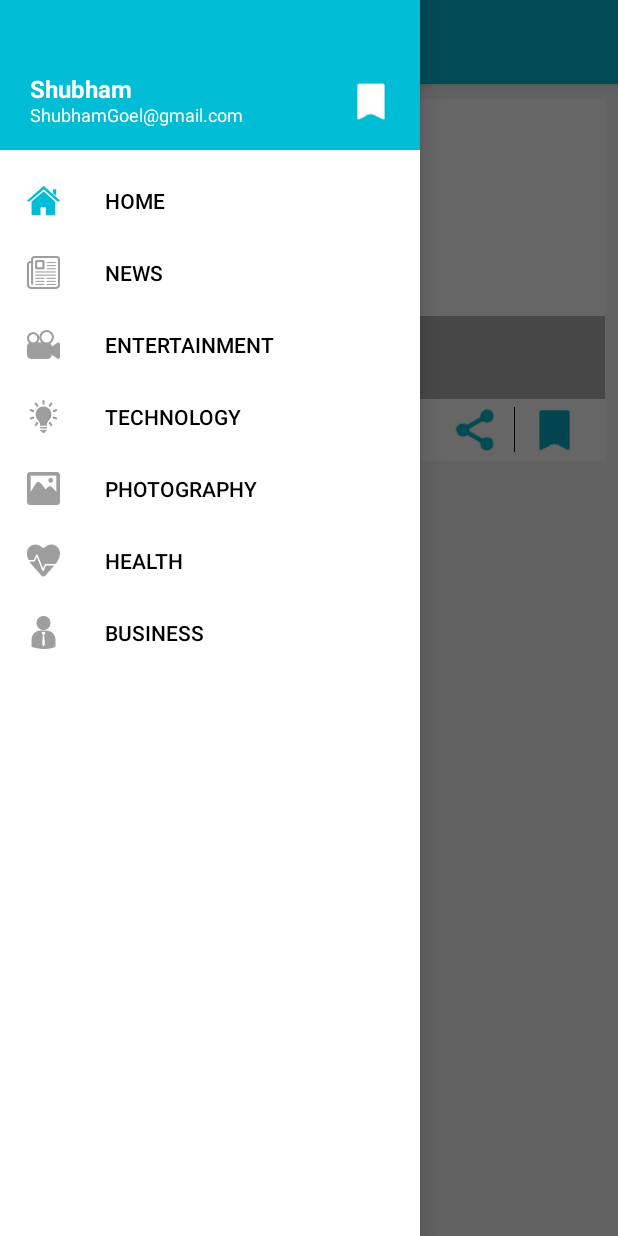
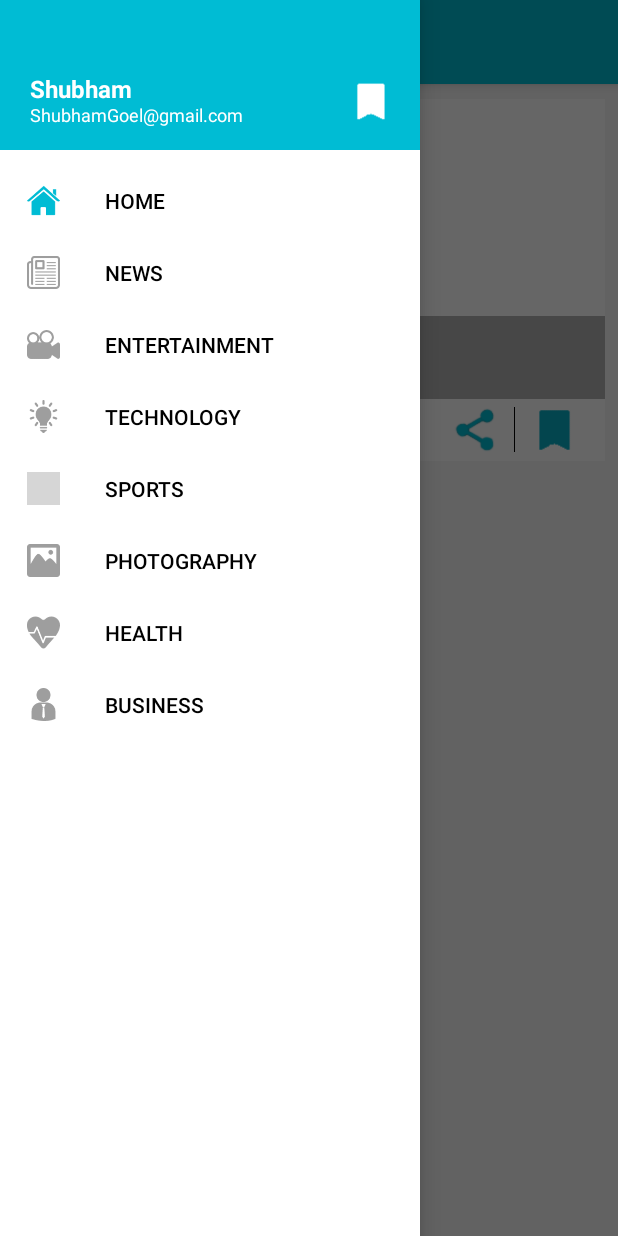
Before and after one commit to Shubham1992/FeedBoard, an Android app: the screen it shows after launch (MainActivity), with the side drawer open, on a phone screen of 412 x 824 dp. Run offline under Robolectric (Android 15) with nearby library versions, the phone set to English and light mode, and no system bars; our stand-ins replace Volley; network calls fail; grey boxes are pictures that could not be loaded.

Commit message:
comiting swipe refresh layout properly aligned

```diff
--- a/FeedBoard/app/build.gradle
+++ b/FeedBoard/app/build.gradle
@@ -27,4 +27,5 @@ dependencies {
     compile 'com.android.support:design:22.2.1'
     compile 'com.mcxiaoke.volley:library-aar:1.0.0'
     compile 'com.bartoszlipinski.recyclerviewheader:library:1.2.0'
+
 }
--- a/FeedBoard/app/src/main/java/in/feedboard/activities/DoubleDrawerActivity.java
+++ b/FeedBoard/app/src/main/java/in/feedboard/activities/DoubleDrawerActivity.java
@@ -299,6 +299,7 @@ public class DoubleDrawerActivity extends ActionBarActivity implements SwipeRefr
         Typeface custom_font2 = Typeface.createFromAsset(getAssets(), "fonts/Roboto-Bold.ttf");
 		btnHome.setTypeface(custom_font);
 		btnEntertainment.setTypeface(custom_font);
+
     }
 
 	@Override
--- a/FeedBoard/app/src/main/res/layout/activity_main.xml
+++ b/FeedBoard/app/src/main/res/layout/activity_main.xml
@@ -56,6 +56,10 @@
                             android:layout_margin="10dp"
                             />
                     </android.support.v7.widget.Toolbar>
+			<android.support.v4.widget.SwipeRefreshLayout
+				android:layout_width="match_parent"
+				android:layout_height="wrap_content"
+				android:id="@+id/swipeLayoutid">
 			<FrameLayout
 			android:layout_width="match_parent"
 			android:layout_height="wrap_content"
@@ -63,17 +67,14 @@
 
 
 
-					<android.support.v4.widget.SwipeRefreshLayout
-							android:layout_width="match_parent"
-							android:layout_height="wrap_content"
-						android:id="@+id/swipeLayoutid">
+
 
 					<android.support.v7.widget.RecyclerView
 						android:layout_width="match_parent"
 						android:layout_height="match_parent"
 						android:id="@+id/rvHome"
 						/>
-				</android.support.v4.widget.SwipeRefreshLayout>
+
 				<in.feedboard.headerclass.RecyclerViewHeader
 					android:id="@+id/header"
 					android:layout_width="match_parent"
@@ -204,6 +205,7 @@
 				</in.feedboard.headerclass.RecyclerViewHeader>
 
 			</FrameLayout>
+			</android.support.v4.widget.SwipeRefreshLayout>
                 </LinearLayout>
 
 
--- a/FeedBoard/app/src/main/res/layout/full_details.xml
+++ b/FeedBoard/app/src/main/res/layout/full_details.xml
@@ -1,9 +1,11 @@
 <android.support.design.widget.CoordinatorLayout
 	xmlns:android="http://schemas.android.com/apk/res/android"
-	 xmlns:app="http://schemas.android.com/apk/res-auto"
-	 android:layout_width="match_parent"
-	 android:layout_height="match_parent"
-	 android:fitsSystemWindows="true">
+	xmlns:app="http://schemas.android.com/apk/res-auto"
+	android:layout_width="match_parent"
+	android:layout_height="match_parent"
+	xmlns:fab="http://schemas.android.com/tools"
+
+	android:fitsSystemWindows="true">
 
 	<android.support.design.widget.AppBarLayout
 		android:id="@+id/appbar"
@@ -92,8 +94,13 @@
 		android:layout_height="wrap_content"
 		android:layout_margin="10dp"
 		android:clickable="true"
+		app:layout_anchor="@+id/appbar"
+		app:layout_anchorGravity="bottom|right|end"
 		android:src="@drawable/icon"
-		app:layout_anchor="@+id/appbar"
-		app:layout_anchorGravity="bottom|right|end" />
+
+		 />
+
+
+
 
 </android.support.design.widget.CoordinatorLayout>
--- a/FeedBoard/app/src/main/res/layout/left_drawer.xml
+++ b/FeedBoard/app/src/main/res/layout/left_drawer.xml
@@ -173,7 +173,36 @@
 
     </FrameLayout>
 
-    <FrameLayout
+        <FrameLayout
+            android:layout_width="fill_parent"
+            android:layout_height="wrap_content">
+            <Button
+                android:layout_width="match_parent"
+                android:layout_height="wrap_content"
+                android:text="Sports"
+                android:paddingLeft="20dp"
+                android:paddingTop="10dp"
+                android:paddingBottom="10dp"
+                android:textColor="@color/black"
+                android:id="@+id/sports"
+                android:background="#ffffff"
+                android:gravity="center|left"
+                android:layout_marginLeft="50dp"
+                style="?android:attr/borderlessButtonStyle"
+                />
+            <ImageView
+
+                android:layout_width="22dp"
+                android:layout_height="22dp"
+                android:layout_gravity="left|center"
+                android:background="@drawable/sports"
+                android:layout_marginLeft="18dp"
+
+                />
+
+        </FrameLayout>
+
+        <FrameLayout
         android:layout_width="fill_parent"
         android:layout_height="wrap_content">
         <Button
--- a/FeedBoard/app/src/main/res/layout/splash.xml
+++ b/FeedBoard/app/src/main/res/layout/splash.xml
@@ -3,6 +3,6 @@
 			  android:orientation="vertical"
 			  android:layout_width="match_parent"
 			  android:layout_height="match_parent"
-	android:background="@drawable/feedboard_splash">
+	android:background="@drawable/aa">
 
 </LinearLayout>
```
Also changed, not shown: FeedBoard/app/src/main/res/drawable/ab.png (deleted), FeedBoard/app/src/main/res/drawable/fb.png (deleted), FeedBoard/app/src/main/res/drawable/feedboard_splash.png, 258 other files.
